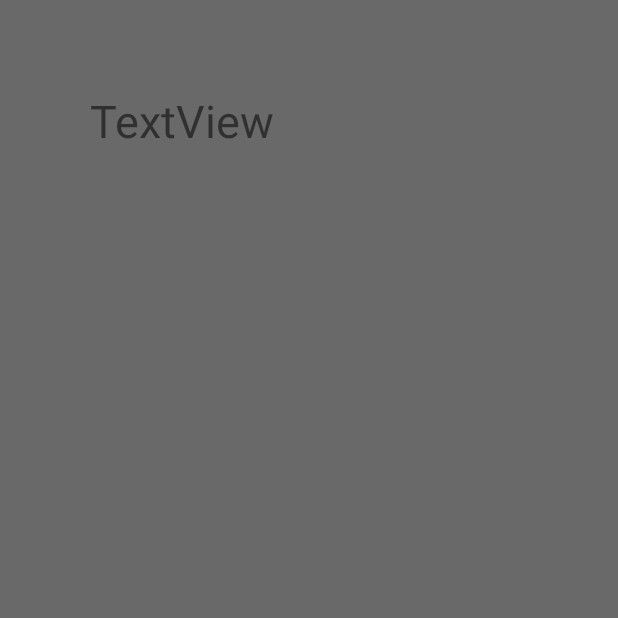
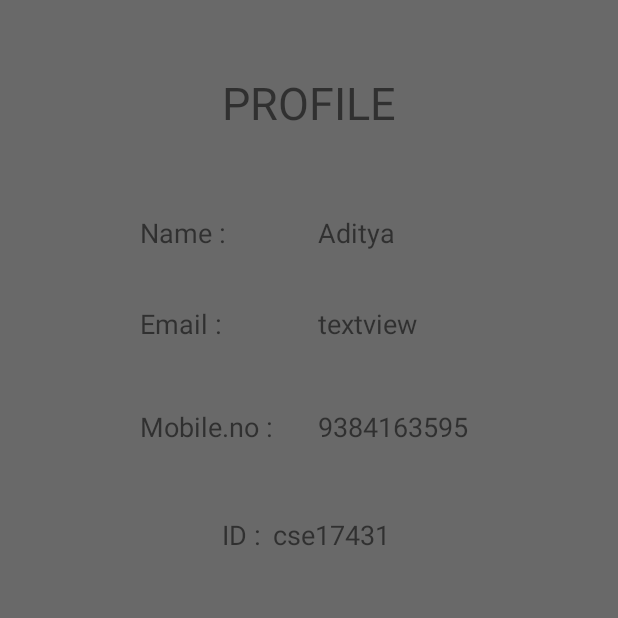
Before and after one commit to Adityareddy14/NextGen-Library, an Android app: the fragment UpdateInformation shown on its own in the app's theme, on a phone screen of 412 x 824 dp, the top half of it. Run offline under Robolectric (Android 15) with nearby library versions, the phone set to English and light mode, and no system bars; network calls fail; 2 statements that could not run were skipped.

Commit message:
Full Commit

```diff
--- a/app/build.gradle
+++ b/app/build.gradle
@@ -38,6 +38,7 @@ dependencies {
     implementation fileTree(dir: 'libs', include: ['*.jar'])
     implementation 'androidx.appcompat:appcompat:1.0.2'
     implementation 'com.android.support:design:24.2.0'
+    implementation 'com.android.support:support-v4:24.2.0'
     implementation 'androidx.constraintlayout:constraintlayout:1.1.3'
     implementation 'androidx.legacy:legacy-support-v4:1.0.0'
     implementation 'com.google.android.material:material:1.0.0'
--- a/app/src/main/AndroidManifest.xml
+++ b/app/src/main/AndroidManifest.xml
@@ -3,6 +3,7 @@
     package="com.example.library">
 
     <uses-permission android:name="android.permission.INTERNET" />
+    <uses-permission android:name="android.permission.USE_FINGERPRINT" />
 
     <application
         android:allowBackup="true"
--- a/app/src/main/java/com/example/library/LoginActivity.java
+++ b/app/src/main/java/com/example/library/LoginActivity.java
@@ -86,8 +86,8 @@ public class LoginActivity extends AppCompatActivity {
                 em=e1.getText().toString();
                 Intent intent = new Intent(LoginActivity.this, Main3Activity.class);
                 intent.putExtra("email",e1.getText().toString());
-                startActivity(intent);
-                //loginUser(e1.getText().toString(),e2.getText().toString());
+                //startActivity(intent);
+                loginUser(e1.getText().toString(),e2.getText().toString());
 
             }
         });
@@ -107,7 +107,6 @@ public class LoginActivity extends AppCompatActivity {
                     @Override
                     public void accept(String s) throws Exception {
                         if(s.contains("encrypted_password")) {
-
                             Toast.makeText(LoginActivity.this, "Welcome", Toast.LENGTH_SHORT).show();
                             Intent intent = new Intent(LoginActivity.this, Main3Activity.class);
                             intent.putExtra("email",e1.getText().toString());
--- a/app/src/main/java/com/example/library/ui/profile/ProfileFragment.java
+++ b/app/src/main/java/com/example/library/ui/profile/ProfileFragment.java
@@ -18,7 +18,6 @@ public class ProfileFragment extends Fragment {
 
     private ProfileViewModel profileViewModel;
 
-    @Override
     public View onCreateView(@NonNull LayoutInflater inflater,
                              ViewGroup container, Bundle savedInstanceState) {
 
--- a/app/src/main/java/com/example/library/ui/updateinfo/UpdateInformation.java
+++ b/app/src/main/java/com/example/library/ui/updateinfo/UpdateInformation.java
@@ -16,7 +16,7 @@ import com.example.library.issuebookform;
 
 public class UpdateInformation extends Fragment {
 
-    TextView textView;
+    TextView textView,textView1,textView2,textView3;
 
     private UpdateInformationViewModel updateInformationViewModel;
 
@@ -26,10 +26,16 @@ public class UpdateInformation extends Fragment {
         updateInformationViewModel =
                 ViewModelProviders.of(this).get(UpdateInformationViewModel.class);
         View root = inflater.inflate(R.layout.fragment_updateinformation, container, false);
-          textView =  root.findViewById(R.id.uname);
+          textView =  root.findViewById(R.id.textView5);
+        textView1 =  root.findViewById(R.id.textView3);
+        textView2 =  root.findViewById(R.id.textView8);
+        textView3 =  root.findViewById(R.id.textView11);
 
         Main3Activity main3Activity=(Main3Activity)getActivity();
         textView.setText(main3Activity.getEmail());
+        textView1.setText("Aditya");
+        textView2.setText("9384163595");
+        textView3.setText("cse17431");
 
 //        issuebookform issue = (issuebookform)getActivity();
         //Log.e("ochinadate",issue.sendate());
--- a/app/src/main/res/layout/fragment_profile.xml
+++ b/app/src/main/res/layout/fragment_profile.xml
@@ -2,8 +2,7 @@
 <androidx.constraintlayout.widget.ConstraintLayout xmlns:android="http://schemas.android.com/apk/res/android"
     xmlns:app="http://schemas.android.com/apk/res-auto"
     android:layout_width="match_parent"
-    android:layout_height="match_parent"
-    android:background="#696969">
+    android:layout_height="match_parent">
 
     <TextView
         android:id="@+id/text_share"
--- a/app/src/main/res/layout/fragment_updateinformation.xml
+++ b/app/src/main/res/layout/fragment_updateinformation.xml
@@ -7,11 +7,91 @@
 
 
     <TextView
-        android:id="@+id/uname"
+        android:id="@+id/textView"
         android:layout_width="wrap_content"
         android:layout_height="wrap_content"
-        android:layout_marginLeft="60sp"
-        android:layout_marginTop="60sp"
-        android:text="TextView"
+        android:layout_alignParentTop="true"
+        android:layout_centerHorizontal="true"
+        android:layout_marginTop="48dp"
+        android:text="PROFILE"
         android:textSize="30sp" />
+
+    <TextView
+        android:id="@+id/textView2"
+        android:layout_width="wrap_content"
+        android:layout_height="wrap_content"
+        android:layout_alignStart="@+id/textView4"
+        android:layout_below="@+id/textView"
+        android:layout_marginTop="54dp"
+        android:text="Name :"
+        android:textSize="18sp" />
+
+    <TextView
+        android:id="@+id/textView3"
+        android:layout_width="wrap_content"
+        android:layout_height="wrap_content"
+        android:layout_above="@+id/textView4"
+        android:layout_alignStart="@+id/textView5"
+        android:text="textview"
+        android:textSize="18sp" />
+
+    <TextView
+        android:id="@+id/textView4"
+        android:layout_width="wrap_content"
+        android:layout_height="wrap_content"
+        android:layout_below="@+id/textView2"
+        android:layout_marginTop="36dp"
+        android:layout_toStartOf="@+id/textView"
+        android:text="Email :"
+        android:textSize="18sp" />
+
+    <TextView
+        android:id="@+id/textView5"
+        android:layout_width="wrap_content"
+        android:layout_height="wrap_content"
+        android:layout_above="@+id/textView6"
+        android:layout_marginStart="30dp"
+        android:layout_toEndOf="@+id/textView6"
+        android:text="textview"
+        android:textSize="18sp" />
+
+    <TextView
+        android:id="@+id/textView6"
+        android:layout_width="wrap_content"
+        android:layout_height="wrap_content"
+        android:layout_alignStart="@+id/textView4"
+        android:layout_below="@+id/textView4"
+        android:layout_marginTop="44dp"
+        android:text="Mobile.no :"
+        android:textSize="18sp" />
+
+    <TextView
+        android:id="@+id/textView8"
+        android:layout_width="wrap_content"
+        android:layout_height="wrap_content"
+        android:layout_alignBaseline="@+id/textView6"
+        android:layout_alignBottom="@+id/textView6"
+        android:layout_alignStart="@+id/textView5"
+        android:text="textview"
+        android:textSize="18sp" />
+
+    <TextView
+        android:id="@+id/textView10"
+        android:layout_width="wrap_content"
+        android:layout_height="wrap_content"
+        android:layout_alignStart="@+id/textView"
+        android:layout_below="@+id/textView6"
+        android:layout_marginTop="47dp"
+        android:text="ID :"
+        android:textSize="18sp" />
+
+    <TextView
+        android:id="@+id/textView11"
+        android:layout_width="wrap_content"
+        android:layout_height="wrap_content"
+        android:layout_alignBaseline="@+id/textView10"
+        android:layout_alignBottom="@+id/textView10"
+        android:layout_toEndOf="@+id/textView6"
+        android:text="textview"
+        android:textSize="18sp" />
 </RelativeLayout>
```
Also changed, not shown: 1 other file.
